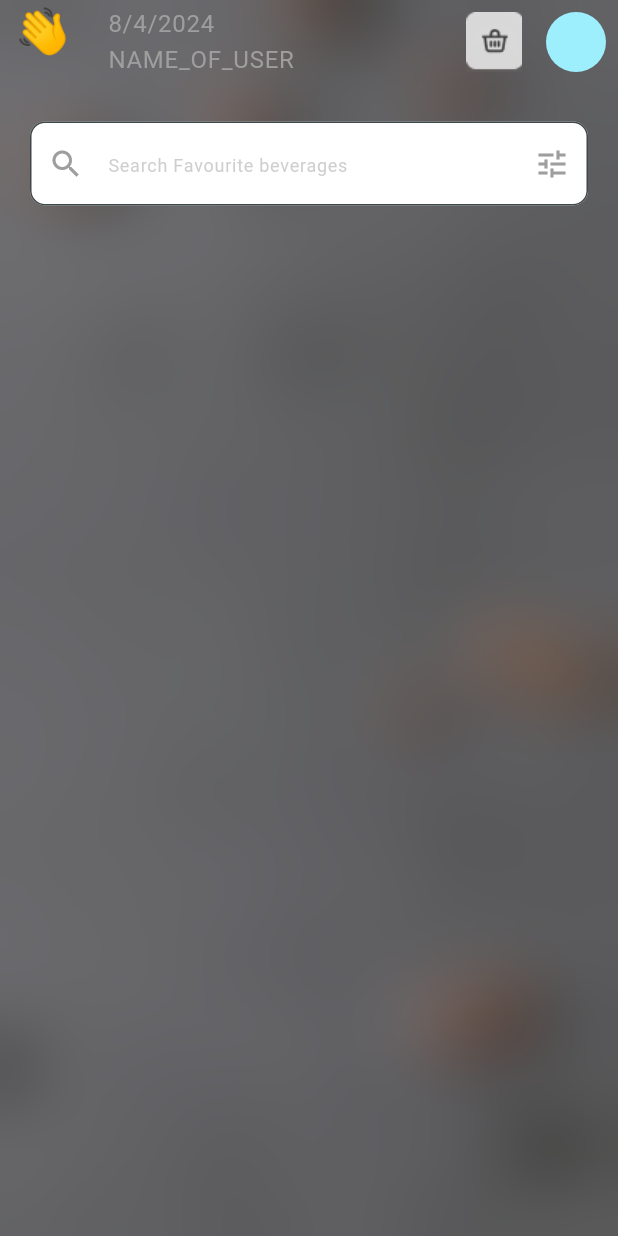
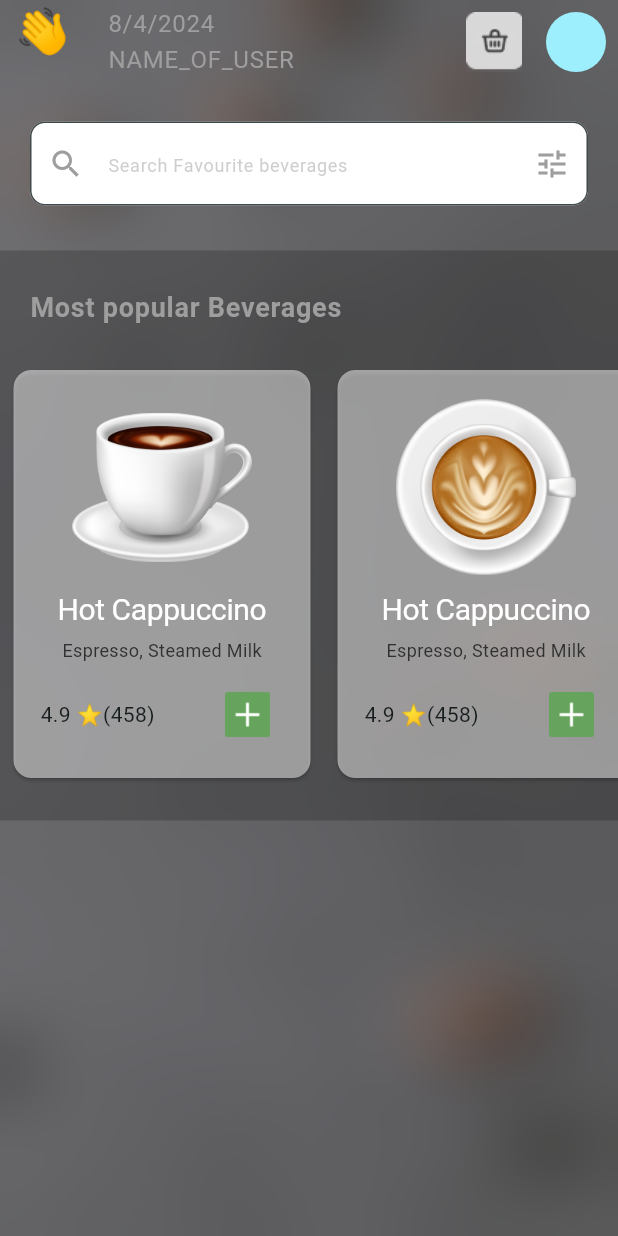
Before and after one commit to Pudv95/swiftcafe, a Flutter app: the screen it shows after launch, on a phone screen of 412 x 824 dp. Run offline on Flutter 3.47's test engine with Material 3 defaults, Android fonts, the light colour scheme and no system bars; our stand-ins replace go_router.

Commit message:
implement popular beverages

```diff
--- /dev/null
+++ b/lib/models/dashboard/beverage_model.dart
@@ -0,0 +1,39 @@
+class BeverageModel {
+  String beverageImage;
+  String beverageName;
+  String popularChoice;
+  String description;
+  double rating;
+  int orders;
+
+  BeverageModel({
+    required this.beverageImage,
+    required this.beverageName,
+    required this.popularChoice,
+    required this.description,
+    required this.rating,
+    required this.orders,
+  });
+
+  factory BeverageModel.fromJson(Map<String, dynamic> json) {
+    return BeverageModel(
+      beverageImage: json['beverageImage'],
+      beverageName: json['beverageName'],
+      popularChoice: json['popularChoice'],
+      rating: json['rating'].toDouble(),
+      orders: json['orders'],
+      description: json['description'],
+    );
+  }
+
+  Map<String, dynamic> toJson() {
+    return {
+      'beverageImage': beverageImage,
+      'beverageName': beverageName,
+      'popularChoice': popularChoice,
+      'rating': rating,
+      'orders': orders,
+      'description': description,
+    };
+  }
+}
--- /dev/null
+++ b/lib/utils/constants/beverage_data.dart
@@ -0,0 +1,12 @@
+import 'package:swiftcafe/utils/constants/vectors.dart';
+import '../../models/dashboard/beverage_model.dart';
+
+class DataBase{
+  //popular beverages
+  static List<BeverageModel> popularBeverages = [
+    BeverageModel(beverageImage: Vectors.coffee2, beverageName: 'Hot Cappuccino', popularChoice: 'Espresso, Steamed Milk', description: '', rating: 4.9, orders: 458),
+    BeverageModel(beverageImage: Vectors.coffee1, beverageName: 'Hot Cappuccino', popularChoice: 'Espresso, Steamed Milk', description: '', rating: 4.9, orders: 458),
+    BeverageModel(beverageImage: Vectors.coffee3, beverageName: 'Hot Cappuccino', popularChoice: 'Espresso, Steamed Milk', description: '', rating: 4.9, orders: 458),
+  ];
+
+}
--- a/lib/utils/constants/icons.dart
+++ b/lib/utils/constants/icons.dart
@@ -1,3 +1,4 @@
 class AppIcons{
   static const String deleteIcon = 'assets/icons/delete_icon.png';
+  static const String addIcon = 'assets/icons/add_icon.png';
 }
--- a/lib/utils/constants/vectors.dart
+++ b/lib/utils/constants/vectors.dart
@@ -1,4 +1,12 @@
 class Vectors{
+
+  //logo Images
   static const String logoImage = 'assets/logo/logo_img.png';
   static const String logoText = 'assets/logo/logo_text.png';
+
+  //Coffee Images
+  static const String coffee1 = 'assets/vectors/coffee-1.png';
+  static const String coffee2 = 'assets/vectors/coffee-2.png';
+  static const String coffee3 = 'assets/vectors/coffee-3.png';
+
 }
--- a/lib/views/screens/dashboard/dashboard.dart
+++ b/lib/views/screens/dashboard/dashboard.dart
@@ -2,6 +2,7 @@ import 'dart:ui';
 
 import 'package:flutter/material.dart';
 import 'package:swiftcafe/utils/constants/icons.dart';
+import 'package:swiftcafe/views/widgets/dashboard/popular_beverages.dart';
 import 'package:swiftcafe/views/widgets/dashboard/search_bar.dart';
 
 class Dashboard extends StatelessWidget {
@@ -59,6 +60,8 @@ class Dashboard extends StatelessWidget {
                   padding: EdgeInsets.symmetric(horizontal: 20),
                   child: CustomSearchBar(),
                 ),
+                SizedBox(height: 30,),
+                PopularBeverages(),
 
               ],
             ),
--- a/lib/views/widgets/dashboard/popular_beverages.dart
+++ b/lib/views/widgets/dashboard/popular_beverages.dart
@@ -1,10 +1,111 @@
 import 'package:flutter/material.dart';
+import 'package:swiftcafe/models/dashboard/beverage_model.dart';
+import 'package:swiftcafe/utils/constants/beverage_data.dart';
+import 'package:swiftcafe/utils/constants/icons.dart';
 
 class PopularBeverages extends StatelessWidget {
   const PopularBeverages({super.key});
 
   @override
   Widget build(BuildContext context) {
-    return Scaffold();
+    double height = MediaQuery.sizeOf(context).height;
+    double width = MediaQuery.sizeOf(context).width;
+    return Container(
+      height: (380 / height) * height,
+      decoration: BoxDecoration(
+        color: Colors.black.withOpacity(0.2),
+      ),
+      child: Column(
+        crossAxisAlignment: CrossAxisAlignment.start,
+        children: [
+          const Spacer(),
+          Padding(
+            padding: const EdgeInsets.only(left: 20),
+            child: Text(
+              'Most popular Beverages',
+              style: Theme.of(context)
+                  .textTheme
+                  .bodyLarge!
+                  .copyWith(fontWeight: FontWeight.bold, fontSize: 18),
+            ),
+          ),
+          const Spacer(),
+          SizedBox(
+            height: (280 / height) * height,
+            width: width,
+            child: ListView.builder(
+              itemCount: DataBase.popularBeverages.length,
+              scrollDirection: Axis.horizontal,
+              itemBuilder: (BuildContext context, int index) {
+                return Padding(
+                  padding: const EdgeInsets.symmetric(horizontal: 5),
+                  child: SizedBox(
+                      width: width / 2,
+                      height: 200,
+                      child: PopularBeverageCard(
+                          beverageModel: DataBase.popularBeverages[index])),
+                );
+              },
+            ),
+          ),
+          const Spacer(),
+        ],
+      ),
+    );
   }
 }
+
+class PopularBeverageCard extends StatelessWidget {
+  final BeverageModel beverageModel;
+  const PopularBeverageCard({super.key, required this.beverageModel});
+
+  @override
+  Widget build(BuildContext context) {
+    return Card(
+      color: Colors.transparent,
+      child: Container(
+        padding: const EdgeInsets.all(8.0),
+        decoration: BoxDecoration(
+          color: Colors.white.withOpacity(0.5),
+          borderRadius: BorderRadius.circular(12.0),
+        ),
+        child: Padding(
+          padding: const EdgeInsets.symmetric(horizontal: 10),
+          child: Column(
+            children: [
+              const Spacer(),
+              Image(
+                image: AssetImage(beverageModel.beverageImage),
+                width: 120,
+                height: 120,
+              ),
+              const Spacer(),
+              Text(
+                beverageModel.beverageName,
+                style: Theme.of(context).textTheme.displayLarge,
+              ),
+              const SizedBox(height: 8,),
+              Text(
+                beverageModel.popularChoice,
+                style: const TextStyle(
+                  color: Color.fromRGBO(48, 48, 48, 1),
+                  fontSize: 12,
+                ),
+              ),
+              const Spacer(),
+              Row(
+                children: [
+                  Text('${beverageModel.rating} ⭐'),
+                  Text('(${beverageModel.orders})'),
+                  const Spacer(),
+                 IconButton(onPressed: (){}, icon: const Image(image: AssetImage(AppIcons.addIcon))),
+                ],
+              ),
+              const Spacer(),
+            ],
+          ),
+        ),
+      ),
+    );
+  }
+}
--- a/pubspec.yaml
+++ b/pubspec.yaml
@@ -64,6 +64,7 @@ flutter:
      - assets/background.jpeg
      - assets/logo/
      - assets/icons/
+     - assets/vectors/
 
   # An image asset can refer to one or more resolution-specific "variants", see
   # https://flutter.dev/assets-and-images/#resolution-aware
```
Also changed, not shown: assets/cardBG.png (added), assets/icons/add_icon.png (added), assets/vectors/coffee-1.png (added), assets/vectors/coffee-2.png (added), assets/vectors/coffee-3.png (added).
